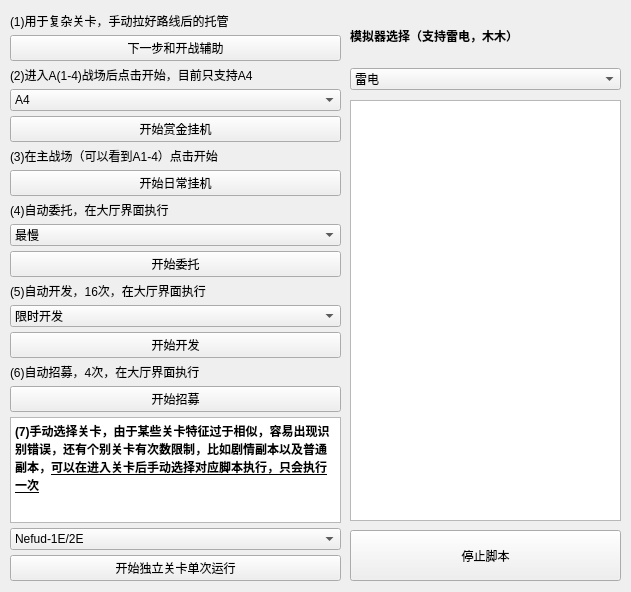
This is player.ui in HermitZHQ/GameAssistant as Qt 5 draws it before an edit. The edited form follows.
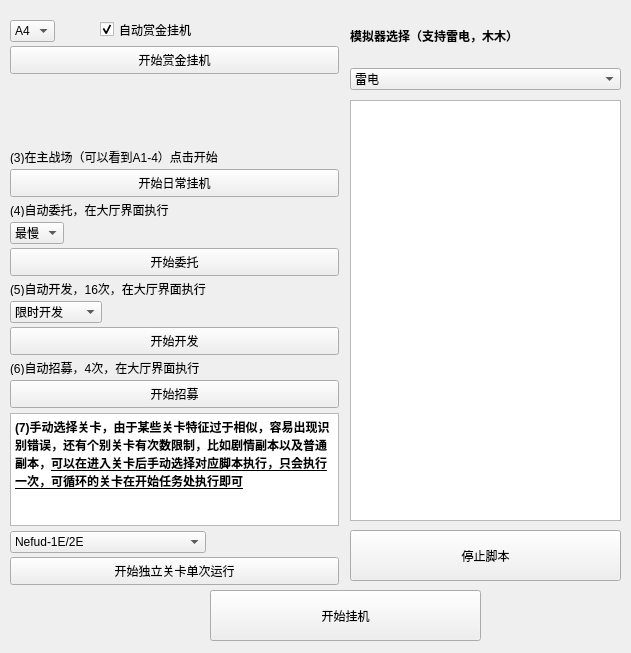
This is the edited form.

Commit message: 加入直接跳转命令类型（以前必须要用对比图片才能跳转不符合目前需求了），脚本运行流程大改，之前只能在mainwindow中同时执行一个脚本，只是说可以跳转，现在改成，每个游戏支持自己的更新流程，并且支持多个脚本同时运行，比如这个版本就是同时运行地图状态识别+下一步自动点击辅助+根据地图状态的一个动态切换脚本+根据设置运行的具体地图识别，inputdata结构体加入对比参数和输出参数（暂时未用，但我感觉会有用），对比图片成功后的点击加入了延迟

```diff
--- a/player.ui
+++ b/player.ui
@@ -7,7 +7,7 @@
     <x>0</x>
     <y>0</y>
     <width>631</width>
-    <height>592</height>
+    <height>653</height>
    </rect>
   </property>
   <property name="windowTitle">
@@ -26,218 +26,6 @@
     <string>停止脚本</string>
    </property>
   </widget>
-  <widget class="QWidget" name="verticalLayoutWidget">
-   <property name="geometry">
-    <rect>
-     <x>10</x>
-     <y>10</y>
-     <width>331</width>
-     <height>571</height>
-    </rect>
-   </property>
-   <layout class="QVBoxLayout" name="verticalLayout" stretch="0,0,0,0,0,0,0,0,0,0,0,0,0,0,0,0,0,0">
-    <property name="spacing">
-     <number>5</number>
-    </property>
-    <property name="topMargin">
-     <number>2</number>
-    </property>
-    <item>
-     <widget class="QLabel" name="label">
-      <property name="text">
-       <string>(1)用于复杂关卡，手动拉好路线后的托管</string>
-      </property>
-     </widget>
-    </item>
-    <item>
-     <widget class="QPushButton" name="btn_nextStep">
-      <property name="text">
-       <string>下一步和开战辅助</string>
-      </property>
-     </widget>
-    </item>
-    <item>
-     <widget class="QLabel" name="label_2">
-      <property name="text">
-       <string>(2)进入A(1-4)战场后点击开始，目前只支持A4</string>
-      </property>
-     </widget>
-    </item>
-    <item>
-     <widget class="QComboBox" name="cmb_reward">
-      <property name="layoutDirection">
-       <enum>Qt::LeftToRight</enum>
-      </property>
-      <property name="autoFillBackground">
-       <bool>true</bool>
-      </property>
-      <property name="sizeAdjustPolicy">
-       <enum>QComboBox::AdjustToContents</enum>
-      </property>
-      <item>
-       <property name="text">
-        <string>A4</string>
-       </property>
-      </item>
-     </widget>
-    </item>
-    <item>
-     <widget class="QPushButton" name="pushButton">
-      <property name="text">
-       <string>开始赏金挂机</string>
-      </property>
-     </widget>
-    </item>
-    <item>
-     <widget class="QLabel" name="label_3">
-      <property name="text">
-       <string>(3)在主战场（可以看到A1-4）点击开始</string>
-      </property>
-     </widget>
-    </item>
-    <item>
-     <widget class="QPushButton" name="btn_daily">
-      <property name="text">
-       <string>开始日常挂机</string>
-      </property>
-     </widget>
-    </item>
-    <item>
-     <widget class="QLabel" name="label_4">
-      <property name="text">
-       <string>(4)自动委托，在大厅界面执行</string>
-      </property>
-     </widget>
-    </item>
-    <item>
-     <widget class="QComboBox" name="cmb_delegate">
-      <property name="layoutDirection">
-       <enum>Qt::LeftToRight</enum>
-      </property>
-      <property name="autoFillBackground">
-       <bool>true</bool>
-      </property>
-      <property name="sizeAdjustPolicy">
-       <enum>QComboBox::AdjustToContents</enum>
-      </property>
-      <item>
-       <property name="text">
-        <string>最慢</string>
-       </property>
-      </item>
-     </widget>
-    </item>
-    <item>
-     <widget class="QPushButton" name="btn_daily_2">
-      <property name="text">
-       <string>开始委托</string>
-      </property>
-     </widget>
-    </item>
-    <item>
-     <widget class="QLabel" name="label_5">
-      <property name="text">
-       <string>(5)自动开发，16次，在大厅界面执行</string>
-      </property>
-     </widget>
-    </item>
-    <item>
-     <widget class="QComboBox" name="cmb_dev">
-      <property name="layoutDirection">
-       <enum>Qt::LeftToRight</enum>
-      </property>
-      <property name="autoFillBackground">
-       <bool>true</bool>
-      </property>
-      <property name="sizeAdjustPolicy">
-       <enum>QComboBox::AdjustToContents</enum>
-      </property>
-      <item>
-       <property name="text">
-        <string>限时开发</string>
-       </property>
-      </item>
-      <item>
-       <property name="text">
-        <string>普通开发10</string>
-       </property>
-      </item>
-      <item>
-       <property name="text">
-        <string>普通开发20</string>
-       </property>
-      </item>
-     </widget>
-    </item>
-    <item>
-     <widget class="QPushButton" name="btn_Dev">
-      <property name="text">
-       <string>开始开发</string>
-      </property>
-     </widget>
-    </item>
-    <item>
-     <widget class="QLabel" name="label_6">
-      <property name="text">
-       <string>(6)自动招募，4次，在大厅界面执行</string>
-      </property>
-     </widget>
-    </item>
-    <item>
-     <widget class="QPushButton" name="btn_recruit">
-      <property name="text">
-       <string>开始招募</string>
-      </property>
-     </widget>
-    </item>
-    <item>
-     <widget class="QTextEdit" name="textEdit">
-      <property name="html">
-       <string>&lt;!DOCTYPE HTML PUBLIC &quot;-//W3C//DTD HTML 4.0//EN&quot; &quot;http://www.w3.org/TR/REC-html40/strict.dtd&quot;&gt;
-&lt;html&gt;&lt;head&gt;&lt;meta name=&quot;qrichtext&quot; content=&quot;1&quot; /&gt;&lt;style type=&quot;text/css&quot;&gt;
-p, li { white-space: pre-wrap; }
-&lt;/style&gt;&lt;/head&gt;&lt;body style=&quot; font-family:'SimSun'; font-size:9pt; font-weight:400; font-style:normal;&quot;&gt;
-&lt;p style=&quot; margin-top:0px; margin-bottom:0px; margin-left:0px; margin-right:0px; -qt-block-indent:0; text-indent:0px;&quot;&gt;&lt;span style=&quot; font-weight:600;&quot;&gt;(7)手动选择关卡，由于某些关卡特征过于相似，容易出现识别错误，还有个别关卡有次数限制，比如剧情副本以及普通副本，&lt;/span&gt;&lt;span style=&quot; font-weight:600; text-decoration: underline;&quot;&gt;可以在进入关卡后手动选择对应脚本执行，只会执行一次&lt;/span&gt;&lt;/p&gt;&lt;/body&gt;&lt;/html&gt;</string>
-      </property>
-     </widget>
-    </item>
-    <item>
-     <widget class="QComboBox" name="cmb_specific">
-      <property name="layoutDirection">
-       <enum>Qt::LeftToRight</enum>
-      </property>
-      <property name="autoFillBackground">
-       <bool>true</bool>
-      </property>
-      <property name="sizeAdjustPolicy">
-       <enum>QComboBox::AdjustToContents</enum>
-      </property>
-      <item>
-       <property name="text">
-        <string>Nefud-1E/2E</string>
-       </property>
-      </item>
-      <item>
-       <property name="text">
-        <string>薇欧蕾特副本</string>
-       </property>
-      </item>
-      <item>
-       <property name="text">
-        <string>伊芙琳副本-50</string>
-       </property>
-      </item>
-     </widget>
-    </item>
-    <item>
-     <widget class="QPushButton" name="btn_solo">
-      <property name="text">
-       <string>开始独立关卡单次运行</string>
-      </property>
-     </widget>
-    </item>
-   </layout>
-  </widget>
   <widget class="QListWidget" name="list_tip">
    <property name="geometry">
     <rect>
@@ -296,6 +84,313 @@
     </item>
    </layout>
   </widget>
+  <widget class="QTextEdit" name="textEdit">
+   <property name="geometry">
+    <rect>
+     <x>10</x>
+     <y>413</y>
+     <width>329</width>
+     <height>113</height>
+    </rect>
+   </property>
+   <property name="html">
+    <string>&lt;!DOCTYPE HTML PUBLIC &quot;-//W3C//DTD HTML 4.0//EN&quot; &quot;http://www.w3.org/TR/REC-html40/strict.dtd&quot;&gt;
+&lt;html&gt;&lt;head&gt;&lt;meta name=&quot;qrichtext&quot; content=&quot;1&quot; /&gt;&lt;style type=&quot;text/css&quot;&gt;
+p, li { white-space: pre-wrap; }
+&lt;/style&gt;&lt;/head&gt;&lt;body style=&quot; font-family:'SimSun'; font-size:9pt; font-weight:400; font-style:normal;&quot;&gt;
+&lt;p style=&quot; margin-top:0px; margin-bottom:0px; margin-left:0px; margin-right:0px; -qt-block-indent:0; text-indent:0px;&quot;&gt;&lt;span style=&quot; font-weight:600;&quot;&gt;(7)手动选择关卡，由于某些关卡特征过于相似，容易出现识别错误，还有个别关卡有次数限制，比如剧情副本以及普通副本，&lt;/span&gt;&lt;span style=&quot; font-weight:600; text-decoration: underline;&quot;&gt;可以在进入关卡后手动选择对应脚本执行，只会执行一次，可循环的关卡在开始任务处执行即可&lt;/span&gt;&lt;/p&gt;&lt;/body&gt;&lt;/html&gt;</string>
+   </property>
+  </widget>
+  <widget class="QPushButton" name="btn_daily_2">
+   <property name="geometry">
+    <rect>
+     <x>10</x>
+     <y>248</y>
+     <width>329</width>
+     <height>28</height>
+    </rect>
+   </property>
+   <property name="text">
+    <string>开始委托</string>
+   </property>
+  </widget>
+  <widget class="QPushButton" name="pushButton">
+   <property name="geometry">
+    <rect>
+     <x>10</x>
+     <y>46</y>
+     <width>329</width>
+     <height>28</height>
+    </rect>
+   </property>
+   <property name="text">
+    <string>开始赏金挂机</string>
+   </property>
+  </widget>
+  <widget class="QLabel" name="label_5">
+   <property name="geometry">
+    <rect>
+     <x>10</x>
+     <y>281</y>
+     <width>329</width>
+     <height>15</height>
+    </rect>
+   </property>
+   <property name="text">
+    <string>(5)自动开发，16次，在大厅界面执行</string>
+   </property>
+  </widget>
+  <widget class="QComboBox" name="cmb_delegate">
+   <property name="geometry">
+    <rect>
+     <x>10</x>
+     <y>222</y>
+     <width>60</width>
+     <height>21</height>
+    </rect>
+   </property>
+   <property name="layoutDirection">
+    <enum>Qt::LeftToRight</enum>
+   </property>
+   <property name="autoFillBackground">
+    <bool>true</bool>
+   </property>
+   <property name="sizeAdjustPolicy">
+    <enum>QComboBox::AdjustToContents</enum>
+   </property>
+   <item>
+    <property name="text">
+     <string>最慢</string>
+    </property>
+   </item>
+  </widget>
+  <widget class="QPushButton" name="btn_recruit">
+   <property name="geometry">
+    <rect>
+     <x>10</x>
+     <y>380</y>
+     <width>329</width>
+     <height>28</height>
+    </rect>
+   </property>
+   <property name="text">
+    <string>开始招募</string>
+   </property>
+  </widget>
+  <widget class="QLabel" name="label_4">
+   <property name="geometry">
+    <rect>
+     <x>10</x>
+     <y>202</y>
+     <width>329</width>
+     <height>15</height>
+    </rect>
+   </property>
+   <property name="text">
+    <string>(4)自动委托，在大厅界面执行</string>
+   </property>
+  </widget>
+  <widget class="QComboBox" name="cmb_reward">
+   <property name="geometry">
+    <rect>
+     <x>10</x>
+     <y>20</y>
+     <width>81</width>
+     <height>21</height>
+    </rect>
+   </property>
+   <property name="layoutDirection">
+    <enum>Qt::LeftToRight</enum>
+   </property>
+   <property name="autoFillBackground">
+    <bool>true</bool>
+   </property>
+   <property name="sizeAdjustPolicy">
+    <enum>QComboBox::AdjustToContents</enum>
+   </property>
+   <item>
+    <property name="text">
+     <string>A4</string>
+    </property>
+   </item>
+  </widget>
+  <widget class="QComboBox" name="cmb_specific">
+   <property name="geometry">
+    <rect>
+     <x>10</x>
+     <y>531</y>
+     <width>249</width>
+     <height>21</height>
+    </rect>
+   </property>
+   <property name="layoutDirection">
+    <enum>Qt::LeftToRight</enum>
+   </property>
+   <property name="autoFillBackground">
+    <bool>true</bool>
+   </property>
+   <property name="sizeAdjustPolicy">
+    <enum>QComboBox::AdjustToContents</enum>
+   </property>
+   <item>
+    <property name="text">
+     <string>Nefud-1E/2E</string>
+    </property>
+   </item>
+   <item>
+    <property name="text">
+     <string>Hecate-1E</string>
+    </property>
+   </item>
+   <item>
+    <property name="text">
+     <string>薇欧蕾特副本50（可循环）</string>
+    </property>
+   </item>
+   <item>
+    <property name="text">
+     <string>薇欧蕾特副本60（可循环）</string>
+    </property>
+   </item>
+   <item>
+    <property name="text">
+     <string>伊芙琳副本50（第四章，可循环）</string>
+    </property>
+   </item>
+   <item>
+    <property name="text">
+     <string>伊芙琳副本60（第五章，可循环）</string>
+    </property>
+   </item>
+  </widget>
+  <widget class="QLabel" name="label_3">
+   <property name="geometry">
+    <rect>
+     <x>10</x>
+     <y>149</y>
+     <width>329</width>
+     <height>15</height>
+    </rect>
+   </property>
+   <property name="text">
+    <string>(3)在主战场（可以看到A1-4）点击开始</string>
+   </property>
+  </widget>
+  <widget class="QComboBox" name="cmb_dev">
+   <property name="geometry">
+    <rect>
+     <x>10</x>
+     <y>301</y>
+     <width>106</width>
+     <height>21</height>
+    </rect>
+   </property>
+   <property name="layoutDirection">
+    <enum>Qt::LeftToRight</enum>
+   </property>
+   <property name="autoFillBackground">
+    <bool>true</bool>
+   </property>
+   <property name="sizeAdjustPolicy">
+    <enum>QComboBox::AdjustToContents</enum>
+   </property>
+   <item>
+    <property name="text">
+     <string>限时开发</string>
+    </property>
+   </item>
+   <item>
+    <property name="text">
+     <string>普通开发10</string>
+    </property>
+   </item>
+   <item>
+    <property name="text">
+     <string>普通开发20</string>
+    </property>
+   </item>
+  </widget>
+  <widget class="QPushButton" name="btn_Dev">
+   <property name="geometry">
+    <rect>
+     <x>10</x>
+     <y>327</y>
+     <width>329</width>
+     <height>28</height>
+    </rect>
+   </property>
+   <property name="text">
+    <string>开始开发</string>
+   </property>
+  </widget>
+  <widget class="QPushButton" name="btn_solo">
+   <property name="geometry">
+    <rect>
+     <x>10</x>
+     <y>557</y>
+     <width>329</width>
+     <height>28</height>
+    </rect>
+   </property>
+   <property name="text">
+    <string>开始独立关卡单次运行</string>
+   </property>
+  </widget>
+  <widget class="QPushButton" name="btn_daily">
+   <property name="geometry">
+    <rect>
+     <x>10</x>
+     <y>169</y>
+     <width>329</width>
+     <height>28</height>
+    </rect>
+   </property>
+   <property name="text">
+    <string>开始日常挂机</string>
+   </property>
+  </widget>
+  <widget class="QLabel" name="label_6">
+   <property name="geometry">
+    <rect>
+     <x>10</x>
+     <y>360</y>
+     <width>329</width>
+     <height>15</height>
+    </rect>
+   </property>
+   <property name="text">
+    <string>(6)自动招募，4次，在大厅界面执行</string>
+   </property>
+  </widget>
+  <widget class="QPushButton" name="btn_startAuto">
+   <property name="geometry">
+    <rect>
+     <x>210</x>
+     <y>590</y>
+     <width>271</width>
+     <height>51</height>
+    </rect>
+   </property>
+   <property name="text">
+    <string>开始挂机</string>
+   </property>
+  </widget>
+  <widget class="QCheckBox" name="chk_reward">
+   <property name="geometry">
+    <rect>
+     <x>100</x>
+     <y>20</y>
+     <width>121</width>
+     <height>19</height>
+    </rect>
+   </property>
+   <property name="text">
+    <string>自动赏金挂机</string>
+   </property>
+   <property name="checked">
+    <bool>true</bool>
+   </property>
+  </widget>
  </widget>
  <resources/>
  <connections>
```
Left out of the diff: 37 changed lines with no effect on the pictures. The commit also changes 73 other files.
